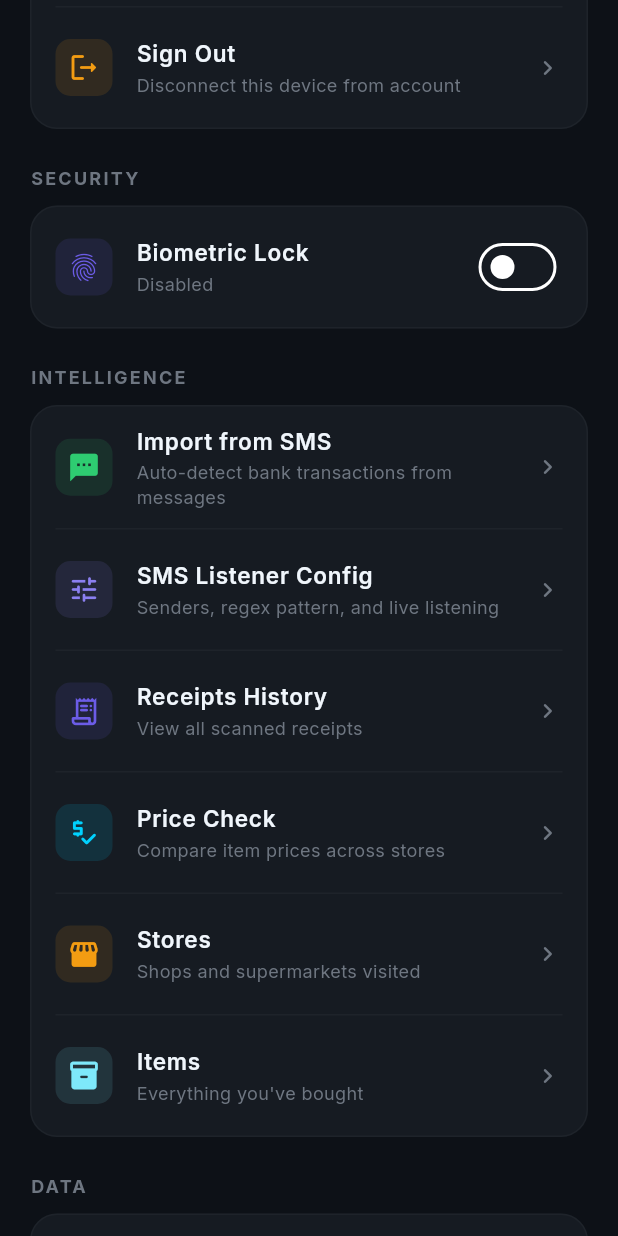
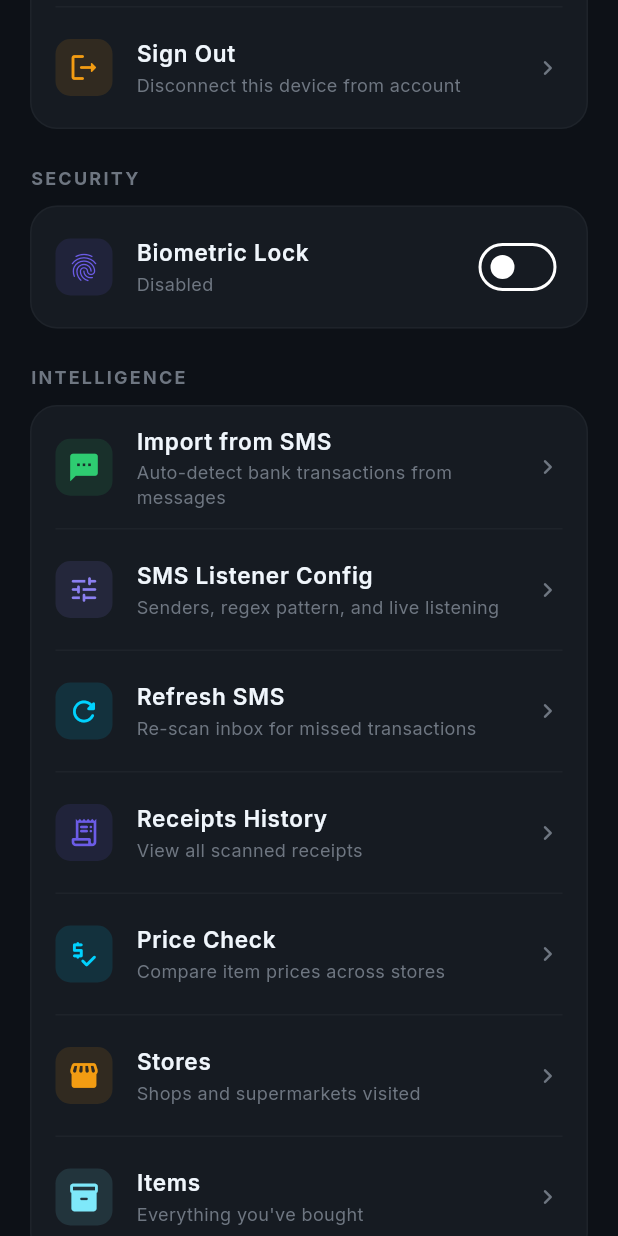
Before and after one commit to Shinorkon/budget-tracker, a Flutter app: the SettingsScreen screen opened directly, scrolled down 576 dp, on a phone screen of 412 x 824 dp. Run offline on Flutter 3.47's test engine with Material 3 defaults, Android fonts, the phone set to English and light mode, and no system bars; our stand-ins replace connectivity_plus, fl_chart, flutter_image_compress, flutter_secure_storage, flutter_slidable, google_fonts and 9 more; missing offline and left inert: another_telephony; accounts and stored records are empty.

Commit message:
fix: remove Hive encryption (data loss), add SMS refresh button
Hive encryption via flutter_secure_storage was losing the key when
the app was swiped from recents, making all data unreadable on next
launch. Removed encryption entirely — plain Hive boxes persist
reliably. Added manual SMS refresh button as fallback for unreliable
background listener.

Co-Authored-By: Claude Opus 4.6 <noreply@anthropic.com>

```diff
--- a/lib/models/budget_provider.dart
+++ b/lib/models/budget_provider.dart
@@ -15,7 +15,6 @@ class BudgetProvider extends ChangeNotifier {
   bool _isLoading = true;
   late Box<Category> _catBox;
   late Box<Transaction> _txBox;
-  final HiveAesCipher? _cipher;
 
   // Getters
   List<Category> get categories => List.unmodifiable(_categories);
@@ -42,7 +41,7 @@ class BudgetProvider extends ChangeNotifier {
     return '${monthNames[_selectedMonth.month - 1]} ${_selectedMonth.year}';
   }
 
-  BudgetProvider({HiveAesCipher? cipher}) : _cipher = cipher {
+  BudgetProvider() {
     _init();
   }
 
@@ -54,14 +53,8 @@ class BudgetProvider extends ChangeNotifier {
       Hive.registerAdapter(TransactionAdapter());
     }
 
-    // Migrate unencrypted boxes to encrypted on first run.
-    await _migrateToEncrypted<Category>('categories_v2');
-    await _migrateToEncrypted<Transaction>('transactions_v2');
-
-    _catBox = await Hive.openBox<Category>('categories_v2',
-        encryptionCipher: _cipher);
-    _txBox = await Hive.openBox<Transaction>('transactions_v2',
-        encryptionCipher: _cipher);
+    _catBox = await Hive.openBox<Category>('categories_v2');
+    _txBox = await Hive.openBox<Transaction>('transactions_v2');
 
     _categories = _catBox.values.toList();
     _transactions = _txBox.values.toList();
@@ -73,34 +66,6 @@ class BudgetProvider extends ChangeNotifier {
 
     _isLoading = false;
     notifyListeners();
-  }
-
-  /// One-time migration: if an unencrypted box exists and encryption is enabled,
-  /// read all data, delete the old box, and re-write encrypted.
-  Future<void> _migrateToEncrypted<T>(String boxName) async {
-    if (_cipher == null) return;
-    // If the box is already open (encrypted), skip.
-    if (Hive.isBoxOpen(boxName)) return;
-    try {
-      // Try opening without encryption — if it works, data is unencrypted.
-      final plain = await Hive.openBox<T>(boxName);
-      if (plain.isEmpty) {
-        await plain.close();
-        return;
-      }
-      final entries = plain.values.toList();
-      await plain.close();
-      await Hive.deleteBoxFromDisk(boxName);
-      // Re-create with encryption.
-      final encrypted = await Hive.openBox<T>(boxName,
-          encryptionCipher: _cipher);
-      for (final entry in entries) {
-        await encrypted.add(entry);
-      }
-      await encrypted.close();
-    } catch (_) {
-      // Box may already be encrypted — that's fine, nothing to migrate.
-    }
   }
 
   Future<void> _addDefaultCategories() async {
--- a/lib/models/receipt_provider.dart
+++ b/lib/models/receipt_provider.dart
@@ -1,11 +1,10 @@
 import 'package:flutter/foundation.dart';
-import 'package:hive/hive.dart';
+import 'package:hive_flutter/hive_flutter.dart';
 import 'receipt_model.dart';
 
 class ReceiptProvider extends ChangeNotifier {
   List<Receipt> _receipts = [];
   bool _isLoading = true;
-  final HiveAesCipher? _cipher;
   late Box<Receipt> _box;
 
   List<Receipt> get receipts => List.unmodifiable(_receipts);
@@ -42,7 +41,7 @@ class ReceiptProvider extends ChangeNotifier {
     return map;
   }
 
-  ReceiptProvider({HiveAesCipher? cipher}) : _cipher = cipher {
+  ReceiptProvider() {
     _init();
   }
 
@@ -50,38 +49,11 @@ class ReceiptProvider extends ChangeNotifier {
     if (!Hive.isAdapterRegistered(2)) {
       Hive.registerAdapter(ReceiptAdapter());
     }
-    await _migrateToEncrypted<Receipt>('receipts_v1');
-    _box = await Hive.openBox<Receipt>('receipts_v1',
-        encryptionCipher: _cipher);
+    _box = await Hive.openBox<Receipt>('receipts_v1');
     _receipts = _box.values.toList()
       ..sort((a, b) => b.date.compareTo(a.date));
     _isLoading = false;
     notifyListeners();
-  }
-
-  /// One-time migration: read unencrypted data, delete box, re-write encrypted.
-  Future<void> _migrateToEncrypted<T>(String boxName) async {
-    if (_cipher == null) return;
-    if (Hive.isBoxOpen(boxName)) return;
-    try {
-      final plain = await Hive.openBox<T>(boxName);
-      if (plain.isEmpty) {
-        await plain.close();
-        return;
-      }
-      final keys = plain.keys.toList();
-      final values = plain.values.toList();
-      await plain.close();
-      await Hive.deleteBoxFromDisk(boxName);
-      final encrypted = await Hive.openBox<T>(boxName,
-          encryptionCipher: _cipher);
-      for (int i = 0; i < keys.length; i++) {
-        await encrypted.put(keys[i], values[i]);
-      }
-      await encrypted.close();
-    } catch (_) {
-      // Box may already be encrypted — nothing to migrate.
-    }
   }
 
   Future<void> addReceipt(Receipt receipt) async {
--- a/lib/screens/settings_screen.dart
+++ b/lib/screens/settings_screen.dart
@@ -279,6 +279,14 @@ class _SettingsScreenState extends State<SettingsScreen> {
                         title: 'SMS Listener Config',
                         subtitle: 'Senders, regex pattern, and live listening',
                         onTap: () => _showSmsListenerConfig(context, budget),
+                      ),
+                      _divider(),
+                      _SettingsTile(
+                        icon: Icons.refresh_rounded,
+                        iconColor: AppColors.accent,
+                        title: 'Refresh SMS',
+                        subtitle: 'Re-scan inbox for missed transactions',
+                        onTap: () => _refreshSms(context, budget),
                       ),
                       _divider(),
                       _SettingsTile(
@@ -873,6 +881,36 @@ class _SettingsScreenState extends State<SettingsScreen> {
     );
   }
 
+  Future<void> _refreshSms(BuildContext context, BudgetProvider budget) async {
+    ScaffoldMessenger.of(context).showSnackBar(
+      SnackBar(
+        content: const Row(
+          children: [
+            SizedBox(width: 16, height: 16, child: CircularProgressIndicator(strokeWidth: 2, color: Colors.white)),
+            SizedBox(width: 12),
+            Text('Scanning SMS inbox...'),
+          ],
+        ),
+        duration: const Duration(seconds: 30),
+        behavior: SnackBarBehavior.floating,
+        shape: RoundedRectangleBorder(borderRadius: BorderRadius.circular(10)),
+      ),
+    );
+
+    final count = await LiveSmsListenerService.instance.refresh(budget);
+
+    if (!mounted) return;
+    ScaffoldMessenger.of(context).hideCurrentSnackBar();
+    ScaffoldMessenger.of(context).showSnackBar(
+      SnackBar(
+        content: Text(count > 0 ? '$count new transactions imported' : 'No new transactions found'),
+        behavior: SnackBarBehavior.floating,
+        shape: RoundedRectangleBorder(borderRadius: BorderRadius.circular(10)),
+        backgroundColor: count > 0 ? AppColors.income : null,
+      ),
+    );
+  }
+
   void _confirmClearData(BuildContext context, BudgetProvider budget) {
     showDialog(
       context: context,
```
Also changed, not shown: lib/main.dart (+2 -6 lines), lib/services/live_sms_listener_service.dart (+30 -0 lines).
